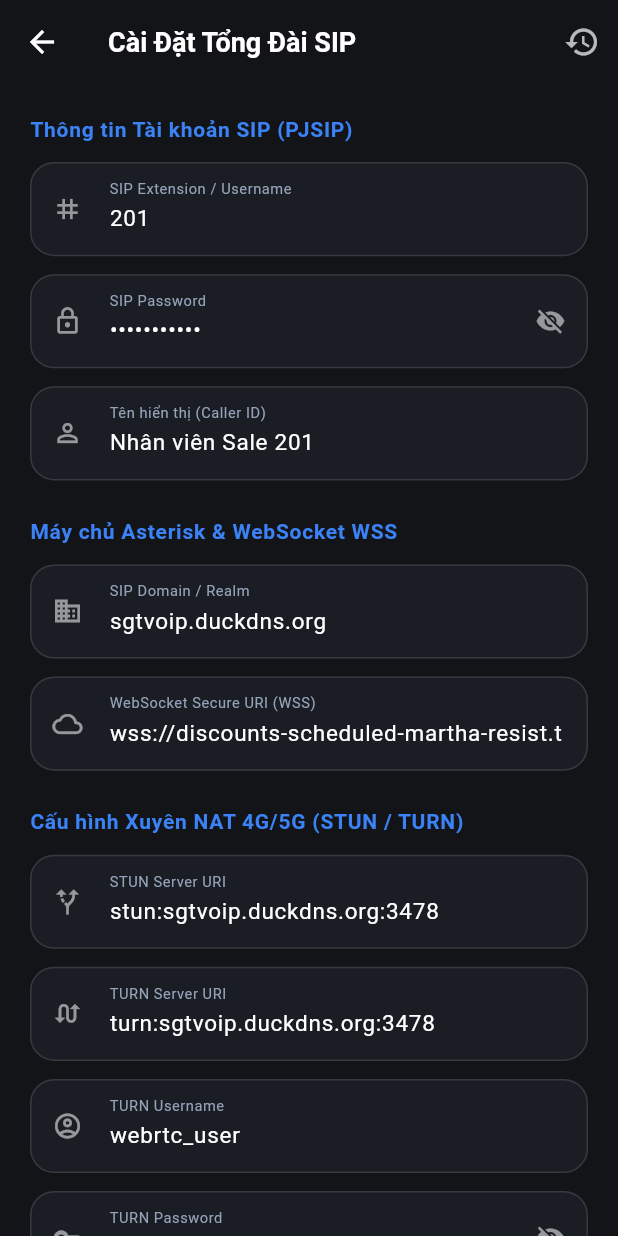
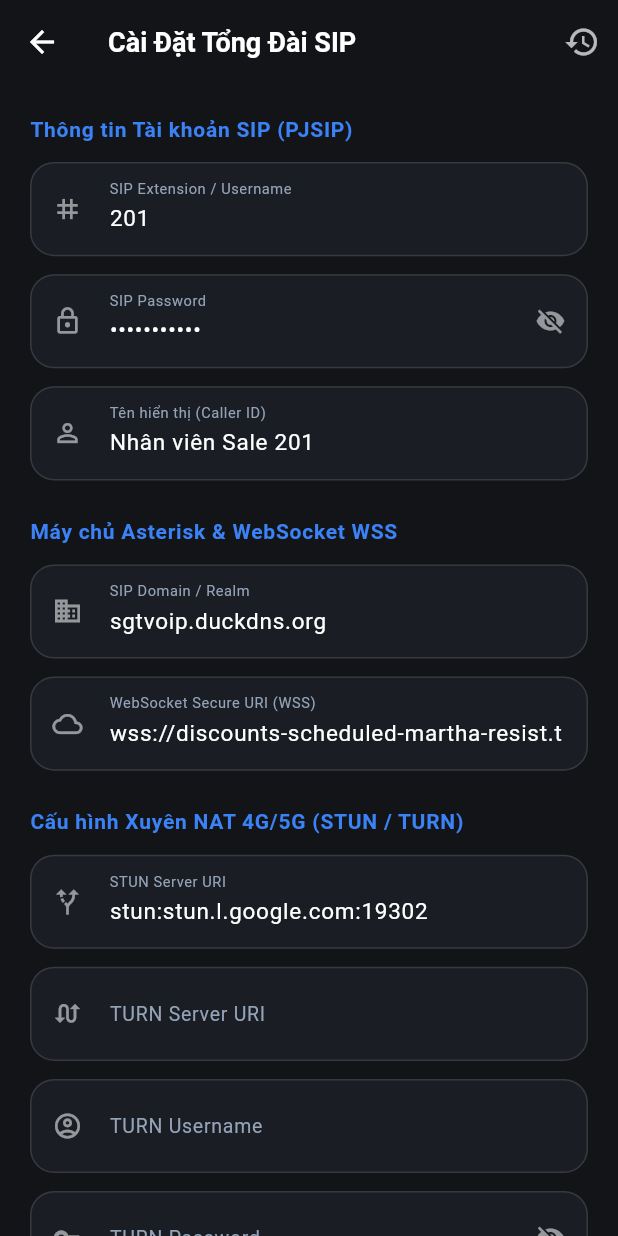
Before and after one commit to Thanhan1909/SGT-VOIP, a Flutter app: the SettingsScreen screen opened by its route, on a phone screen of 412 x 824 dp. Run offline on Flutter 3.47's test engine with Material 3 defaults, Android fonts, the phone set to English and light mode, and no system bars; our stand-ins replace permission_handler, shared_preferences; missing offline and left inert: flutter_webrtc, sip_ua; accounts and stored records are empty.

Commit message:
fix(ice): Configure Google STUN and ICE NAT traversal on Asterisk and Flutter client for mobile networks

```diff
--- a/lib/core/constants/app_constants.dart
+++ b/lib/core/constants/app_constants.dart
@@ -11,10 +11,10 @@ class AppConstants {
   static const String defaultDisplayName = 'Nhân viên Sale 201';
 
   // ICE NAT / STUN / TURN Settings
-  static const String defaultStunUri = 'stun:sgtvoip.duckdns.org:3478';
-  static const String defaultTurnUri = 'turn:sgtvoip.duckdns.org:3478';
-  static const String defaultTurnUsername = 'webrtc_user';
-  static const String defaultTurnPassword = 'webrtc_password123';
+  static const String defaultStunUri = 'stun:stun.l.google.com:19302';
+  static const String defaultTurnUri = '';
+  static const String defaultTurnUsername = '';
+  static const String defaultTurnPassword = '';
 
   // SharedPreferences Keys
   static const String keyWssUri = 'sip_wss_uri';
--- a/lib/core/services/sip_manager.dart
+++ b/lib/core/services/sip_manager.dart
@@ -94,9 +94,12 @@ class SipManager extends ChangeNotifier implements SipUaHelperListener {
       settings.register = true;
       settings.register_expires = 300;
 
-      // Configure STUN / TURN ICE Servers
-      final iceServers = <Map<String, String>>[];
-      if (acc.stunUri.isNotEmpty) {
+      // Configure STUN / TURN ICE Servers for NAT Traversal
+      final iceServers = <Map<String, String>>[
+        {'urls': 'stun:stun.l.google.com:19302'},
+        {'urls': 'stun:stun1.l.google.com:19302'},
+      ];
+      if (acc.stunUri.isNotEmpty && !acc.stunUri.contains('google.com')) {
         iceServers.add({'urls': acc.stunUri});
       }
       if (acc.turnUri.isNotEmpty) {
```
